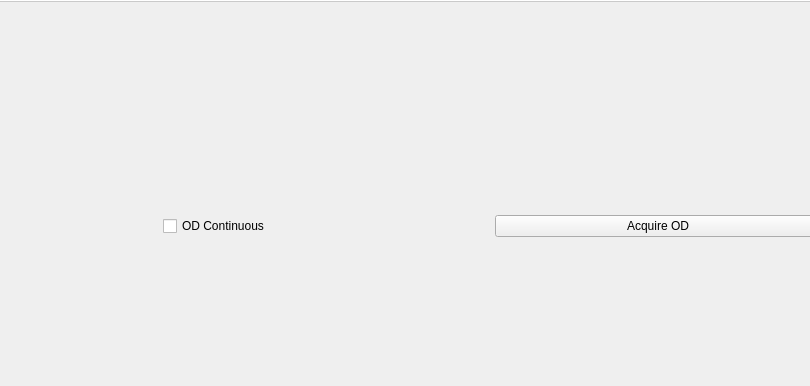
The window that widgets/od/gui.ui (JeremyQO/GUI-Experiment) describes before a commit, drawn with Qt 5; both pictures show x 180 to 990 and y 0 to 386 of the 1308 by 753 pixel window.
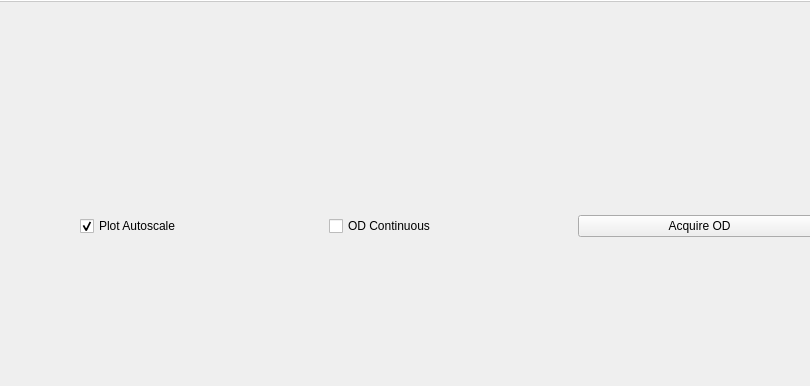
The same window after the commit.

Commit message: Added a button to toggle automatic rescaling of OD plot

Patch:
```diff
--- a/widgets/od/gui.ui
+++ b/widgets/od/gui.ui
@@ -84,6 +84,16 @@
            </property>
           </widget>
          </item>
+         <item>
+          <widget class="QCheckBox" name="checkBox_plotAutoscale">
+           <property name="text">
+            <string>Plot Autoscale</string>
+           </property>
+           <property name="checked">
+            <bool>true</bool>
+           </property>
+          </widget>
+         </item>
          <item>
           <widget class="QCheckBox" name="checkBox_ARM">
            <property name="enabled">
```
The commit also changes 3 other files.
